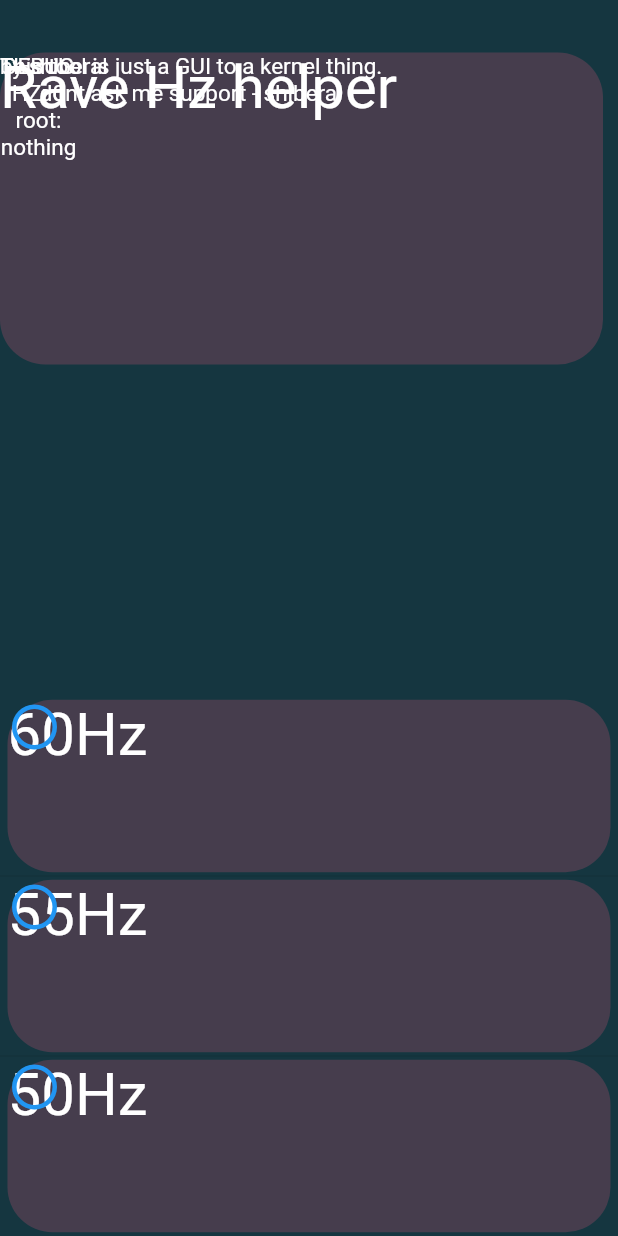
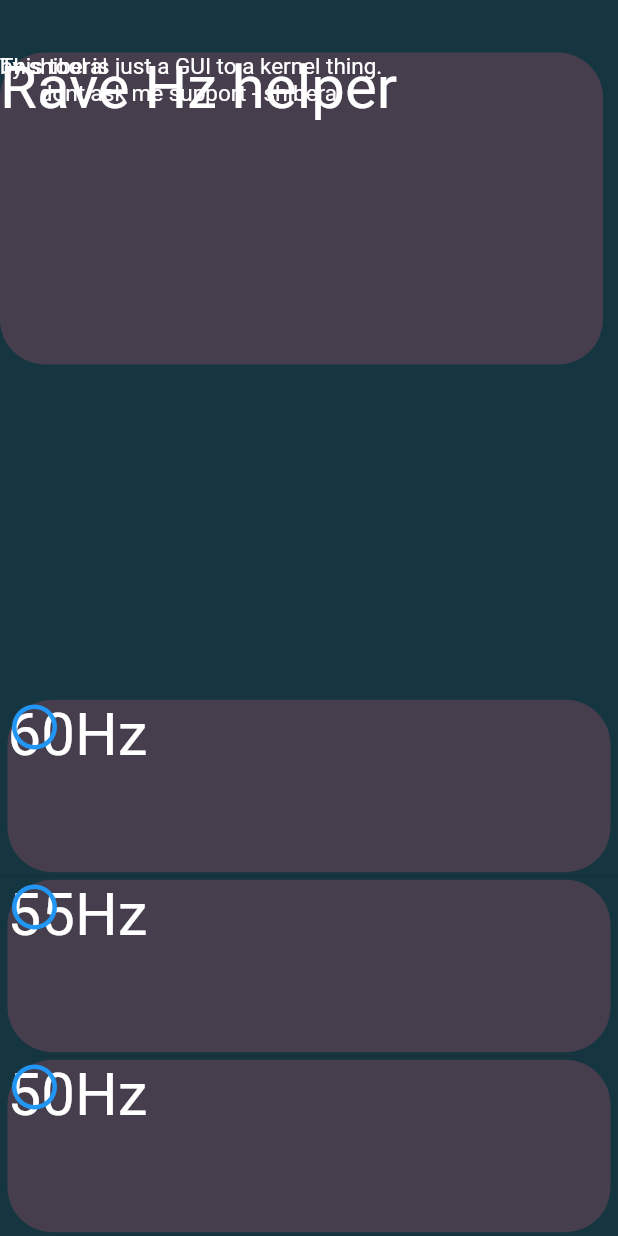
Before and after one commit to Shiberal/RaveHz, a Flutter app: the screen it shows after launch, on a phone screen of 412 x 824 dp. Run offline on Flutter 3.47's test engine with Material 2 defaults, Android fonts, the phone set to English and light mode, and no system bars; missing offline and left inert: adobe_xd, root; Roboto replaces fonts that are missing (Segoe UI, Tahoma).

Commit message:
Update main.dart

```diff
--- a/lib/main.dart
+++ b/lib/main.dart
@@ -61,7 +61,7 @@ class _MyAppState extends State<MyApp> {
     }
 
     updateIndicator(String _text){
-      print(_text);
+
       var a = Icons.radio_button_unchecked;
       if(_hz.contains(_text))
       {
@@ -73,7 +73,7 @@ class _MyAppState extends State<MyApp> {
       return a;
     }
 
-    print("Looping Test");
+
 
     return MaterialApp(
       home: Scaffold(
@@ -85,7 +85,7 @@ class _MyAppState extends State<MyApp> {
             child: Stack(
               children: [
                 title(),
-                debug('TEST', _rootResult),
+                //debug('TEST', _rootResult),
                 ListView.separated(
                   padding: const EdgeInsets.all(0),
                   reverse: true,
```
